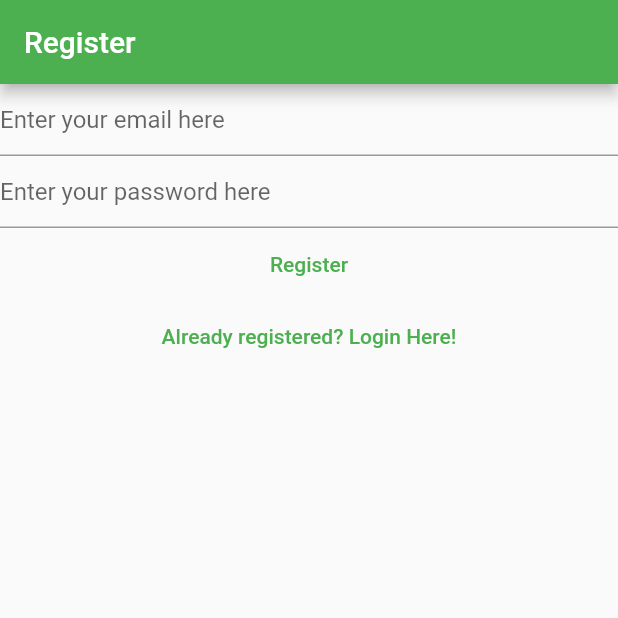
After one commit to Swagnik02/todo, a Flutter app: the screen it shows after launch, after a tap on "Not registered yet ? Register Here!", on a phone screen of 412 x 824 dp, the top half of it. The commit adds this screen. Run offline on Flutter 3.47's test engine with Material 2 defaults, Android fonts, the light colour scheme and no system bars; our stand-ins replace firebase_auth, firebase_core; accounts and stored records are empty; network calls fail.

Commit message:
simple login and register pages added, verifyEmail and firebase fixed

```diff
--- /dev/null
+++ b/lib/constants/routes.dart
@@ -0,0 +1,4 @@
+const loginRoute = '/login/';
+const registerRoute = '/register/';
+const toDoRoute = '/toDo/';
+const verifyEmailRoute = '/verify-email/';
--- a/lib/main.dart
+++ b/lib/main.dart
@@ -1,20 +1,58 @@
+import 'package:firebase_auth/firebase_auth.dart';
+import 'package:firebase_core/firebase_core.dart';
 import 'package:flutter/material.dart';
-import 'package:todo/screens/home.dart';
+import 'package:todo/constants/routes.dart';
+import 'package:todo/views/login_view.dart';
+import 'package:todo/views/register_view.dart';
+import 'package:todo/views/verify_email_view.dart';
+import 'package:todo/views/list_view.dart';
+import 'firebase_options.dart';
 
-void main() => runApp(const MyApp());
+void main() {
+  WidgetsFlutterBinding.ensureInitialized();
+  runApp(
+    MaterialApp(
+      title: 'Flutter Demo',
+      theme: ThemeData(
+        primarySwatch: Colors.green,
+      ),
+      home: const HomePage(),
+      routes: {
+        loginRoute: (context) => const LoginView(),
+        registerRoute: (context) => const RegisterView(),
+        toDoRoute: (context) => const ToDoView(),
+        verifyEmailRoute: (context) => const VerifyEmailView(),
+      },
+    ),
+  );
+}
 
-class MyApp extends StatelessWidget {
-  const MyApp({super.key});
+class HomePage extends StatelessWidget {
+  const HomePage({super.key});
 
   @override
-  Widget build(context) {
-    return MaterialApp(
-      home: Home(),
-      debugShowCheckedModeBanner: false,
-      theme: ThemeData(
-        brightness: Brightness.dark,
-        primaryColor: Colors.purple,
-      ),
-    );
+  Widget build(BuildContext context) {
+    return FutureBuilder(
+        future: Firebase.initializeApp(
+          options: DefaultFirebaseOptions.currentPlatform,
+        ),
+        builder: (context, snapshot) {
+          switch (snapshot.connectionState) {
+            case ConnectionState.done:
+              final user = FirebaseAuth.instance.currentUser;
+              if (user != null) {
+                if (user.emailVerified) {
+                  return const ToDoView();
+                } else {
+                  return const VerifyEmailView();
+                }
+              } else {
+                return const LoginView();
+              }
+
+            default:
+              return const CircularProgressIndicator();
+          }
+        });
   }
 }
--- /dev/null
+++ b/lib/views/login_view.dart
@@ -0,0 +1,118 @@
+// import 'dart:html';
+
+import 'package:firebase_auth/firebase_auth.dart';
+// import 'package:firebase_core/firebase_core.dart';
+import 'package:flutter/material.dart';
+// import '../firebase_options.dart';
+import 'dart:developer' as devtools show log;
+
+import 'package:todo/constants/routes.dart';
+
+import '../utilities/show_error_dialogue.dart';
+
+class LoginView extends StatefulWidget {
+  const LoginView({super.key});
+
+  @override
+  State<LoginView> createState() => _LoginViewState();
+}
+
+class _LoginViewState extends State<LoginView> {
+  late final TextEditingController _email;
+  late final TextEditingController _password;
+
+  @override
+  void initState() {
+    _email = TextEditingController();
+    _password = TextEditingController();
+    super.initState();
+  }
+
+  @override
+  void dispose() {
+    _email.dispose();
+    _password.dispose();
+    super.dispose();
+  }
+
+  @override
+  Widget build(BuildContext context) {
+    return Scaffold(
+      appBar: AppBar(
+        title: const Text('Login'),
+      ),
+      body: Column(
+        children: [
+          TextField(
+            controller: _email,
+            enableSuggestions: false,
+            autocorrect: false,
+            keyboardType: TextInputType.emailAddress,
+            decoration: const InputDecoration(
+              hintText: 'Enter your email here',
+            ),
+          ),
+          TextField(
+            controller: _password,
+            obscureText: true,
+            enableSuggestions: false,
+            autocorrect: false,
+            decoration: const InputDecoration(
+              hintText: 'Enter your password here',
+            ),
+          ),
+          TextButton(
+            onPressed: () async {
+              final email = _email.text;
+              final password = _password.text;
+
+              try {
+                final userCredential =
+                    await FirebaseAuth.instance.signInWithEmailAndPassword(
+                  email: email,
+                  password: password,
+                );
+                Navigator.of(context).pushNamedAndRemoveUntil(
+                  toDoRoute,
+                  (route) => false,
+                );
+                devtools.log(userCredential.toString());
+              } on FirebaseAuthException catch (e) {
+                if (e.code == 'user-not-found') {
+                  await showErrorDialogue(
+                    context,
+                    'User Not Found',
+                  );
+                } else if (e.code == 'wrong-password') {
+                  await showErrorDialogue(
+                    context,
+                    'Wrong Credentials',
+                  );
+                } else {
+                  await showErrorDialogue(
+                    context,
+                    'Error: ${e.code}',
+                  );
+                }
+              } catch (e) {
+                await showErrorDialogue(
+                  context,
+                  e.toString(),
+                );
+              }
+            },
+            child: const Text('Login'),
+          ),
+          TextButton(
+              onPressed: () {
+                Navigator.of(context).pushNamedAndRemoveUntil(
+                  registerRoute,
+                  (route) => false,
+                );
+              },
+              child: const Text('Not registered yet ? Register Here!'))
+        ],
+      ),
+    );
+  }
+}
--- /dev/null
+++ b/lib/views/register_view.dart
@@ -0,0 +1,131 @@
+import 'package:firebase_auth/firebase_auth.dart';
+// import 'package:firebase_core/firebase_core.dart';
+import 'package:flutter/material.dart';
+import 'dart:developer' as devtools show log;
+
+import 'package:todo/constants/routes.dart';
+
+import '../utilities/show_error_dialogue.dart';
+
+// import '../firebase_options.dart';
+
+class RegisterView extends StatefulWidget {
+  const RegisterView({super.key});
+
+  @override
+  State<RegisterView> createState() => _RegisterViewState();
+}
+
+class _RegisterViewState extends State<RegisterView> {
+  late final TextEditingController _email;
+  late final TextEditingController _password;
+
+  @override
+  void initState() {
+    _email = TextEditingController();
+    _password = TextEditingController();
+    super.initState();
+  }
+
+  @override
+  void dispose() {
+    _email.dispose();
+    _password.dispose();
+    super.dispose();
+  }
+
+  @override
+  Widget build(BuildContext context) {
+    return Scaffold(
+      appBar: AppBar(
+        title: const Text('Register'),
+      ),
+      body: Column(
+        children: [
+          TextField(
+            controller: _email,
+            enableSuggestions: false,
+            autocorrect: false,
+            keyboardType: TextInputType.emailAddress,
+            decoration: const InputDecoration(
+              hintText: 'Enter your email here',
+            ),
+          ),
+          TextField(
+            controller: _password,
+            obscureText: true,
+            enableSuggestions: false,
+            autocorrect: false,
+            decoration: const InputDecoration(
+              hintText: 'Enter your password here',
+            ),
+          ),
+          TextButton(
+            onPressed: () async {
+              final email = _email.text;
+              final password = _password.text;
+              try {
+                final userCredential =
+                    await FirebaseAuth.instance.createUserWithEmailAndPassword(
+                  email: email,
+                  password: password,
+                );
+                devtools.log(userCredential.toString());
+                final user = FirebaseAuth.instance.currentUser;
+                await user?.sendEmailVerification();
+                Navigator.of(context).pushNamed(verifyEmailRoute);
+              } on FirebaseAuthException catch (e) {
+                if (email.isEmpty && password.isEmpty) {
+                  await showErrorDialogue(
+                    context,
+                    'Enter email and password',
+                  );
+                } else if (email.isEmpty) {
+                  await showErrorDialogue(
+                    context,
+                    'Enter email',
+                  );
+                } else if (password.isEmpty) {
+                  await showErrorDialogue(
+                    context,
+                    'Enter password',
+                  );
+                } else if (e.code == 'weak-password') {
+                  await showErrorDialogue(
+                    context,
+                    'Weak Password',
+                  );
+                } else if (e.code == 'email-already-in-use') {
+                  await showErrorDialogue(
+                    context,
+                    'Email Already In Use',
+                  );
+                } else if (e.code == 'invalid-email') {
+                  await showErrorDialogue(
+                    context,
+                    'Invalid Email Entered',
+                  );
+                } else {
+                  await showErrorDialogue(
+                    context,
+                    'Error: ${e.code}',
+                  );
+                  devtools.log(e.stackTrace.toString());
+                }
+              } catch (e) {
+                await showErrorDialogue(context, e.toString());
+              }
+            },
+            child: const Text('Register'),
+          ),
+          TextButton(
+              onPressed: () {
+                Navigator.of(context)
+                    .pushNamedAndRemoveUntil(loginRoute, (route) => false);
+              },
+              child: const Text('Already registered? Login Here!'))
+        ],
+      ),
+    );
+  }
+}
--- a/pubspec.yaml
+++ b/pubspec.yaml
@@ -30,7 +30,7 @@ environment:
 dependencies:
   flutter:
     sdk: flutter
-    google_fonts:
+    # google_fonts:
 
 
   # The following adds the Cupertino Icons font to your application.
```
Also changed, not shown: lib/screens/home.dart (deleted, +0 -17 lines), lib/utilities/show_error_dialogue.dart (added, +21 -0 lines), lib/views/list_view.dart (added, +74 -0 lines), lib/views/verify_email_view.dart (added, +90 -0 lines), 1 other file.
